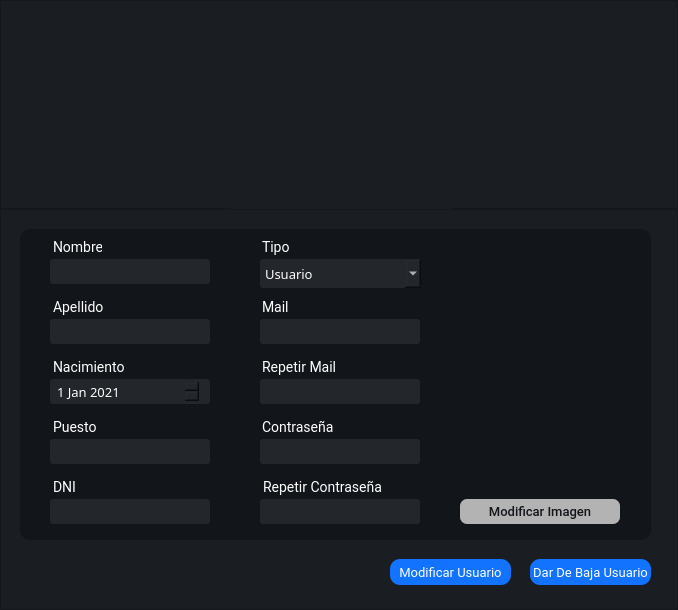
Old version of the form Interfaces/main/Ui/bm_user.ui in the repository juanignaciocansillieri/Proyecto-Final.
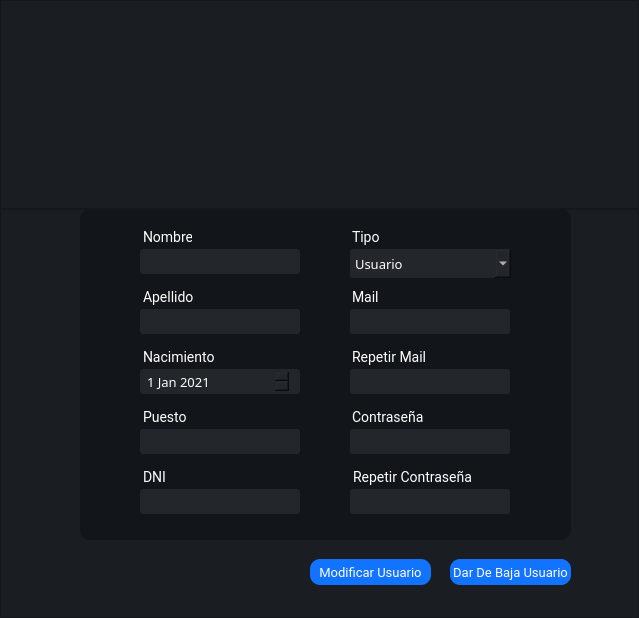
New version of the form. Icons and pictures are not drawn.

What changed in the file:
```diff
--- a/Interfaces/main/Ui/bm_user.ui
+++ b/Interfaces/main/Ui/bm_user.ui
@@ -6,8 +6,8 @@
    <rect>
     <x>0</x>
     <y>0</y>
-    <width>678</width>
-    <height>610</height>
+    <width>639</width>
+    <height>618</height>
    </rect>
   </property>
   <property name="windowTitle">
@@ -59,7 +59,7 @@
          <x>230</x>
          <y>30</y>
          <width>221</width>
-         <height>181</height>
+         <height>161</height>
         </rect>
        </property>
        <property name="text">
@@ -101,10 +101,10 @@
       <widget class="QFrame" name="frame_3">
        <property name="geometry">
         <rect>
-         <x>20</x>
-         <y>20</y>
-         <width>631</width>
-         <height>311</height>
+         <x>80</x>
+         <y>0</y>
+         <width>491</width>
+         <height>331</height>
         </rect>
        </property>
        <property name="maximumSize">
@@ -123,50 +123,11 @@
        <property name="frameShadow">
         <enum>QFrame::Raised</enum>
        </property>
-       <widget class="QPushButton" name="subirFoto_btn">
-        <property name="geometry">
-         <rect>
-          <x>440</x>
-          <y>270</y>
-          <width>160</width>
-          <height>25</height>
-         </rect>
-        </property>
-        <property name="maximumSize">
-         <size>
-          <width>16777215</width>
-          <height>16777215</height>
-         </size>
-        </property>
-        <property name="cursor">
-         <cursorShape>PointingHandCursor</cursorShape>
-        </property>
-        <property name="styleSheet">
-         <string notr="true">QPushButton{
-background-color: #b3b3b3;
-border-radius: 7px;
-padding: 4 10px;
-color: #12151a;
-font-family:Roboto;
-border: none;
-font-size:13px;
-font-weight: 500;
-}
-QPushButton:hover{
-background-color: rgba(255,255,255,50);
-color: #fff;
-
-}</string>
-        </property>
-        <property name="text">
-         <string>Modificar Imagen</string>
-        </property>
-       </widget>
        <widget class="QLabel" name="label_mail">
         <property name="geometry">
          <rect>
-          <x>229</x>
-          <y>60</y>
+          <x>259</x>
+          <y>70</y>
           <width>90</width>
           <height>27</height>
          </rect>
@@ -199,8 +160,8 @@
        <widget class="QLineEdit" name="apellido_input">
         <property name="geometry">
          <rect>
-          <x>20</x>
-          <y>90</y>
+          <x>50</x>
+          <y>100</y>
           <width>170</width>
           <height>25</height>
          </rect>
@@ -238,8 +199,8 @@
        <widget class="QLabel" name="label_apellido">
         <property name="geometry">
          <rect>
-          <x>20</x>
-          <y>60</y>
+          <x>50</x>
+          <y>70</y>
           <width>67</width>
           <height>27</height>
          </rect>
@@ -266,8 +227,8 @@
        <widget class="QLabel" name="label_tipo">
         <property name="geometry">
          <rect>
-          <x>229</x>
-          <y>0</y>
+          <x>259</x>
+          <y>10</y>
           <width>90</width>
           <height>27</height>
          </rect>
@@ -300,8 +261,8 @@
        <widget class="QLabel" name="label_nombre">
         <property name="geometry">
          <rect>
-          <x>20</x>
-          <y>0</y>
+          <x>50</x>
+          <y>10</y>
           <width>62</width>
           <height>27</height>
          </rect>
@@ -328,8 +289,8 @@
        <widget class="QLineEdit" name="nombre_input_2">
         <property name="geometry">
          <rect>
-          <x>20</x>
-          <y>30</y>
+          <x>50</x>
+          <y>40</y>
           <width>170</width>
           <height>25</height>
          </rect>
@@ -371,8 +332,8 @@
        <widget class="QLabel" name="label_password">
         <property name="geometry">
          <rect>
-          <x>229</x>
-          <y>180</y>
+          <x>259</x>
+          <y>190</y>
           <width>154</width>
           <height>27</height>
          </rect>
@@ -405,8 +366,8 @@
        <widget class="QLabel" name="label_dni">
         <property name="geometry">
          <rect>
-          <x>20</x>
-          <y>240</y>
+          <x>50</x>
+          <y>250</y>
           <width>71</width>
           <height>27</height>
          </rect>
@@ -433,8 +394,8 @@
        <widget class="QLabel" name="label_nacimiento">
         <property name="geometry">
          <rect>
-          <x>20</x>
-          <y>120</y>
+          <x>50</x>
+          <y>130</y>
           <width>91</width>
           <height>27</height>
          </rect>
@@ -461,8 +422,8 @@
        <widget class="QLabel" name="label_rep_mail">
         <property name="geometry">
          <rect>
-          <x>229</x>
-          <y>120</y>
+          <x>259</x>
+          <y>130</y>
           <width>90</width>
           <height>27</height>
          </rect>
@@ -495,8 +456,8 @@
        <widget class="QLineEdit" name="puesto_input">
         <property name="geometry">
          <rect>
-          <x>20</x>
-          <y>210</y>
+          <x>50</x>
+          <y>220</y>
           <width>170</width>
           <height>25</height>
          </rect>
@@ -535,8 +496,8 @@
        <widget class="QLabel" name="label_puesto">
         <property name="geometry">
          <rect>
-          <x>20</x>
-          <y>180</y>
+          <x>50</x>
+          <y>190</y>
           <width>84</width>
           <height>27</height>
          </rect>
@@ -563,8 +524,8 @@
        <widget class="QDateEdit" name="nacimiento_date">
         <property name="geometry">
          <rect>
-          <x>20</x>
-          <y>150</y>
+          <x>50</x>
+          <y>160</y>
           <width>170</width>
           <height>25</height>
          </rect>
@@ -594,8 +555,8 @@
        <widget class="QLineEdit" name="dni_input">
         <property name="geometry">
          <rect>
-          <x>20</x>
-          <y>270</y>
+          <x>50</x>
+          <y>280</y>
           <width>170</width>
           <height>25</height>
          </rect>
@@ -634,8 +595,8 @@
        <widget class="QLineEdit" name="mail_input">
         <property name="geometry">
          <rect>
-          <x>230</x>
-          <y>90</y>
+          <x>260</x>
+          <y>100</y>
           <width>170</width>
           <height>25</height>
          </rect>
@@ -674,8 +635,8 @@
        <widget class="QLineEdit" name="mail_rep_input">
         <property name="geometry">
          <rect>
-          <x>230</x>
-          <y>150</y>
+          <x>260</x>
+          <y>160</y>
           <width>170</width>
           <height>25</height>
          </rect>
@@ -714,8 +675,8 @@
        <widget class="QLabel" name="label_rep_password">
         <property name="geometry">
          <rect>
-          <x>230</x>
-          <y>240</y>
+          <x>260</x>
+          <y>250</y>
           <width>158</width>
           <height>27</height>
          </rect>
@@ -748,8 +709,8 @@
        <widget class="QLineEdit" name="pass_input">
         <property name="geometry">
          <rect>
-          <x>230</x>
-          <y>210</y>
+          <x>260</x>
+          <y>220</y>
           <width>170</width>
           <height>25</height>
          </rect>
@@ -791,8 +752,8 @@
        <widget class="QLineEdit" name="pass_rep_input">
         <property name="geometry">
          <rect>
-          <x>230</x>
-          <y>270</y>
+          <x>260</x>
+          <y>280</y>
           <width>170</width>
           <height>25</height>
          </rect>
@@ -834,8 +795,8 @@
        <widget class="QComboBox" name="tipo_cb">
         <property name="geometry">
          <rect>
-          <x>230</x>
-          <y>30</y>
+          <x>260</x>
+          <y>40</y>
           <width>171</width>
           <height>29</height>
          </rect>
@@ -902,7 +863,7 @@
       <widget class="QPushButton" name="modificarprod_btn">
        <property name="geometry">
         <rect>
-         <x>390</x>
+         <x>310</x>
          <y>350</y>
          <width>121</width>
          <height>26</height>
@@ -937,7 +898,7 @@
       <widget class="QPushButton" name="eliminarprod_btn">
        <property name="geometry">
         <rect>
-         <x>530</x>
+         <x>450</x>
          <y>350</y>
          <width>121</width>
          <height>26</height>
```
Left out of the diff: 10 changed lines with no effect on the pictures.
